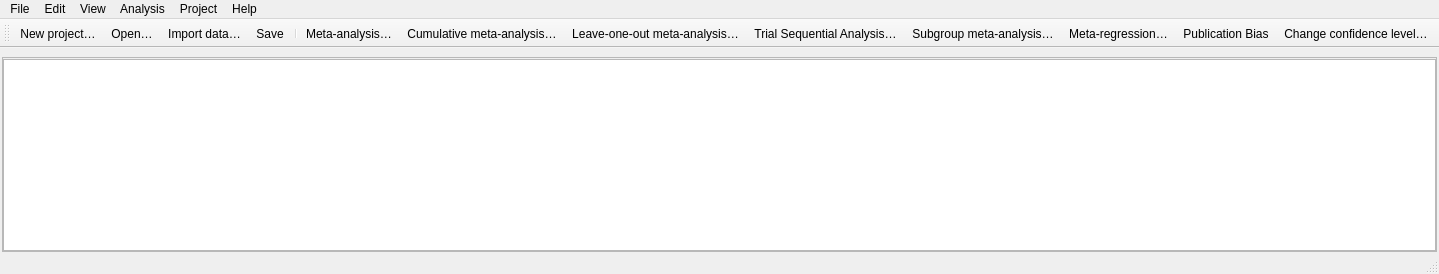
Qt form src/rc_metastudio/forms/main_window.ui (AliSalman-et-al/rc-metastudio) before a commit.
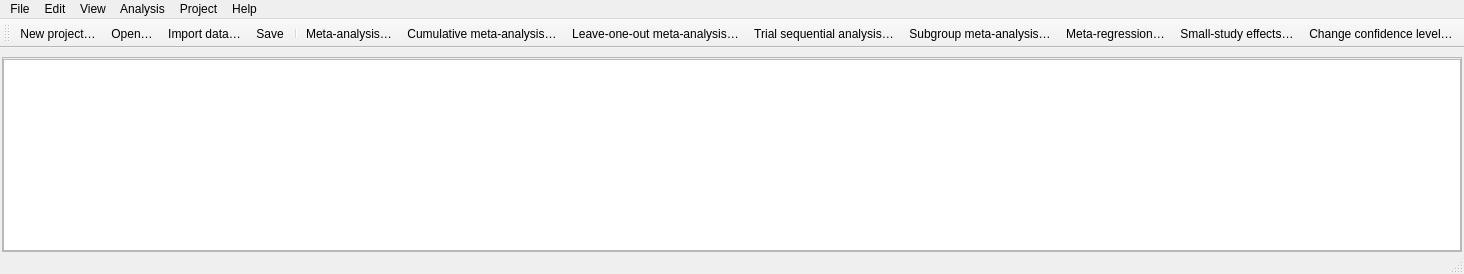
The same form after that commit. Icons and pictures are not drawn.

```diff
--- a/src/rc_metastudio/forms/main_window.ui
+++ b/src/rc_metastudio/forms/main_window.ui
@@ -271,7 +271,7 @@
      <normaloff>:/icons/analyses/trial-sequential-analysis.svg</normaloff>:/icons/analyses/trial-sequential-analysis.svg</iconset>
    </property>
    <property name="text">
-    <string>Trial Sequential Analysis…</string>
+    <string>Trial sequential analysis…</string>
    </property>
   </action>
   <action name="action_new_dataset">
@@ -294,7 +294,7 @@
   </action>
   <action name="action_publication_bias">
    <property name="text">
-    <string>Publication Bias</string>
+    <string>Small-study effects…</string>
    </property>
    <property name="toolTip">
     <string>Small-study effects</string>
```
Left out of the diff: 8 changed lines with no effect on the pictures.
